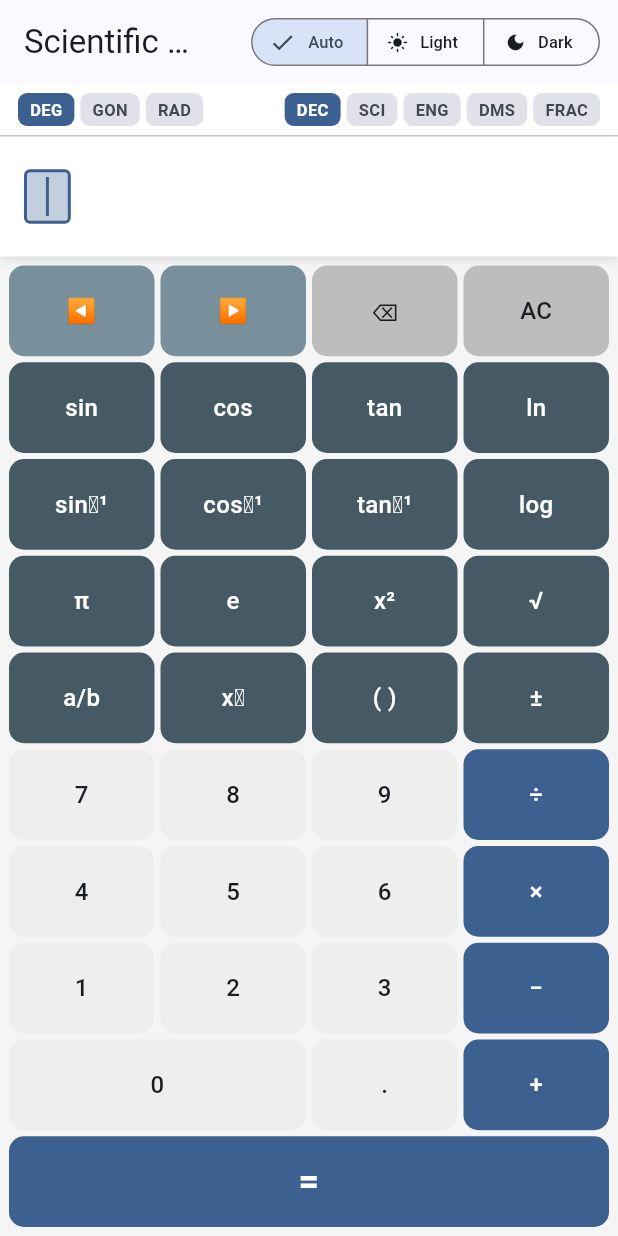
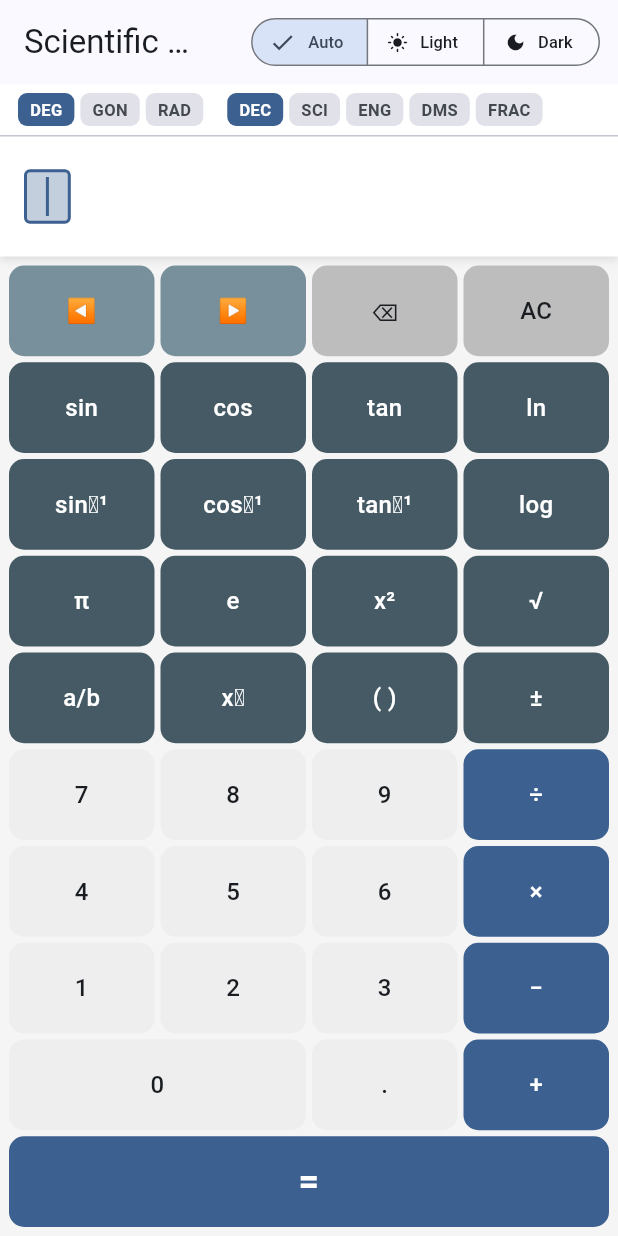
Before and after one commit to berdroid/the_sci_calc, a Flutter app: the screen it shows after launch, on a phone screen of 412 x 824 dp. Run offline on Flutter 3.47's test engine with Material 3 defaults, Android fonts, the phone set to English and light mode, and no system bars; our stand-ins replace bloc, flutter_bloc, freezed_annotation, get_it, shared_preferences; missing offline and left inert: rational.

Commit message:
Fix toggle bar overflow on narrow windows
Replace the fixed Row+Spacer layout in ExpressionPanel's toggle bar with
a horizontally-scrollable SingleChildScrollView so the angle-unit and
display-format chips never overflow when the available width is tight
(e.g. the calculator column in wide-layout mode).

Co-Authored-By: Claude Sonnet 4.6 <noreply@anthropic.com>

```diff
--- a/lib/presentation/layout/expression_panel.dart
+++ b/lib/presentation/layout/expression_panel.dart
@@ -26,13 +26,14 @@ class ExpressionPanel extends StatelessWidget {
       child: Column(
         crossAxisAlignment: CrossAxisAlignment.stretch,
         children: [
-          // Toggle bar
-          Padding(
+          // Toggle bar — scrollable so it never overflows on narrow widths.
+          SingleChildScrollView(
+            scrollDirection: Axis.horizontal,
             padding: const EdgeInsets.symmetric(horizontal: 12, vertical: 6),
             child: Row(
               children: [
                 const AngleUnitToggle(),
-                const Spacer(),
+                const SizedBox(width: 16),
                 const DisplayFormatToggle(),
               ],
             ),
```
